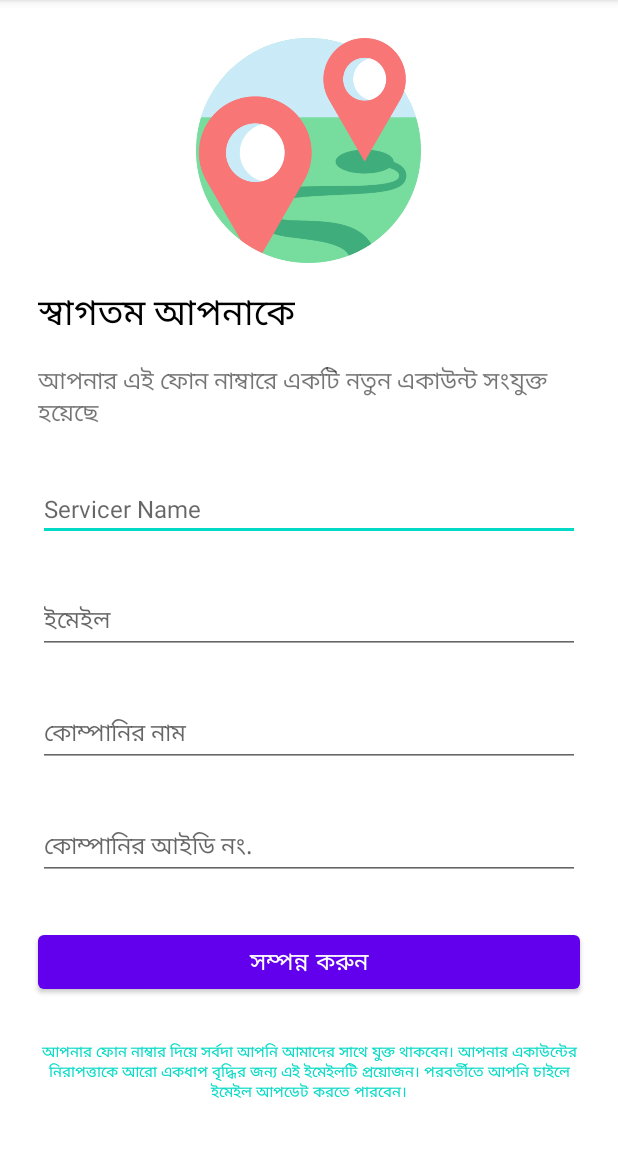
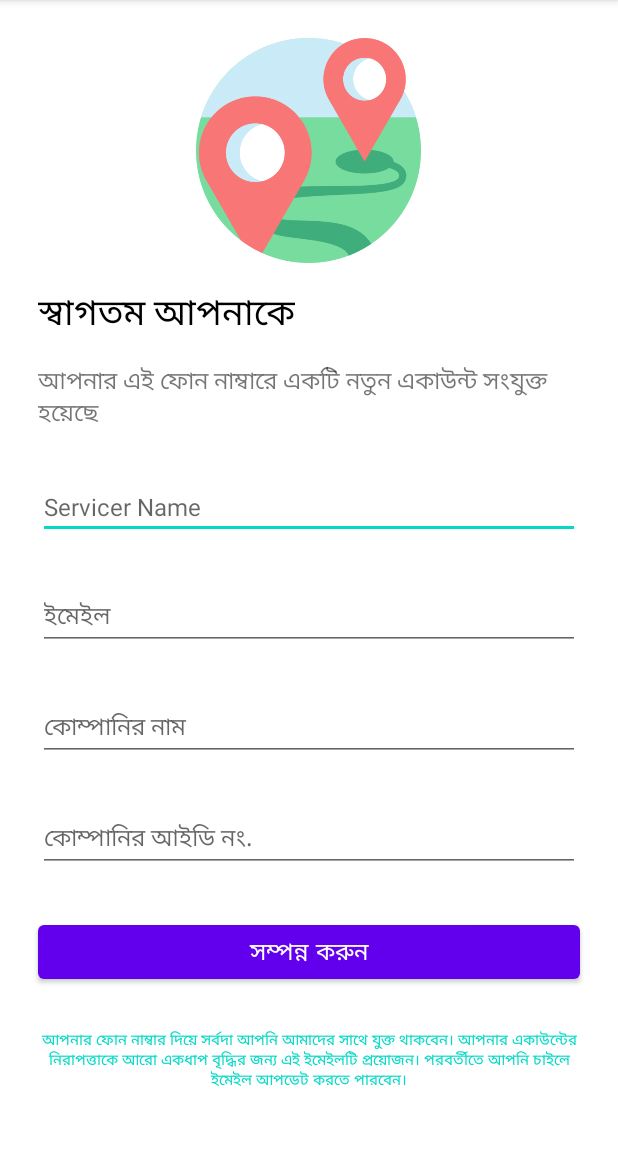
Before and after one commit to Jabiullah/ShohozThikana, an Android app: the Registration screen opened directly, with no data from a screen before it, on a phone screen of 412 x 824 dp, the part 84-1236 px from its top. Run offline under Robolectric (Android 15) with nearby library versions, the phone set to English and light mode, and no system bars.

```diff
--- a/app/src/main/java/com/example/bashakoi/ProfilePage.java
+++ b/app/src/main/java/com/example/bashakoi/ProfilePage.java
@@ -32,9 +32,9 @@ public class ProfilePage extends AppCompatActivity {
         User user = SharedPrefManager.getInstance(this).getUser();
 
         //setting the values to the textviews
+        EdName.setText(user.getServicer_name());
+        EdEmail.setText(user.getEmail());
         EdPhone.setText(user.getPhone());
-        EdEmail.setText(user.getEmail());
-        EdName.setText(user.getServicer_name());
         EdCompanyName.setText(user.getCompany());
         EdCompanyId.setText(user.getCompanyId());
 
--- a/app/src/main/java/com/example/bashakoi/Registration.java
+++ b/app/src/main/java/com/example/bashakoi/Registration.java
@@ -72,6 +72,9 @@ public class Registration extends AppCompatActivity {
                             //starting the profile activity
                             finish();
 
+                            SharedPrefManager sobj = new SharedPrefManager();
+                            sobj.update(servicer_phone,servicer_email, servicer_name,company_name,company_id);
+
                             Intent intent_home = new Intent(getApplicationContext(), home_page.class);
 
                             Toast.makeText(getApplicationContext(), "স্বাগতম আপনাকে আমাদের প্লাটফর্মে", Toast.LENGTH_SHORT).show();
--- a/app/src/main/res/layout/activity_registration.xml
+++ b/app/src/main/res/layout/activity_registration.xml
@@ -47,7 +47,7 @@
         android:layout_height="wrap_content"
         android:layout_below="@+id/recoveryInput"
         android:layout_marginLeft="25sp"
-        android:layout_marginTop="5dp"
+        android:layout_marginTop="4dp"
         android:layout_marginRight="25dp"
         android:layout_marginBottom="25dp"
         android:hint="@string/service_provider_name"
@@ -61,7 +61,7 @@
         android:layout_height="wrap_content"
         android:layout_below="@+id/service_prov_name"
         android:layout_marginLeft="25sp"
-        android:layout_marginTop="5dp"
+        android:layout_marginTop="4dp"
         android:layout_marginRight="25dp"
         android:layout_marginBottom="25dp"
         android:hint="@string/email"
@@ -75,7 +75,7 @@
         android:layout_height="wrap_content"
         android:layout_below="@+id/servicer_email"
         android:layout_marginLeft="25sp"
-        android:layout_marginTop="5dp"
+        android:layout_marginTop="4dp"
         android:layout_marginRight="25dp"
         android:layout_marginBottom="25dp"
         android:hint="@string/company_name"
@@ -89,7 +89,7 @@
         android:layout_height="wrap_content"
         android:layout_below="@+id/company_name"
         android:layout_marginLeft="25sp"
-        android:layout_marginTop="5dp"
+        android:layout_marginTop="4dp"
         android:layout_marginRight="25dp"
         android:layout_marginBottom="25dp"
         android:hint="@string/company_id"
@@ -105,7 +105,7 @@
         android:textSize="16sp"
         android:layout_below="@+id/company_id"
         android:layout_marginLeft="25sp"
-        android:layout_marginTop="5dp"
+        android:layout_marginTop="4dp"
         android:layout_marginRight="25dp"
         android:layout_marginBottom="25dp"
         android:text="@string/recover_btn"
@@ -117,7 +117,7 @@
         android:layout_height="wrap_content"
         android:layout_below="@+id/btn_submit"
         android:layout_marginLeft="25sp"
-        android:layout_marginTop="3dp"
+        android:layout_marginTop="2dp"
         android:layout_marginRight="25sp"
         android:text="@string/recover_info"
         android:textAlignment="center"
```
Also changed, not shown: app/src/main/java/com/example/bashakoi/SharedPrefManager.java (+12 -1 lines).
